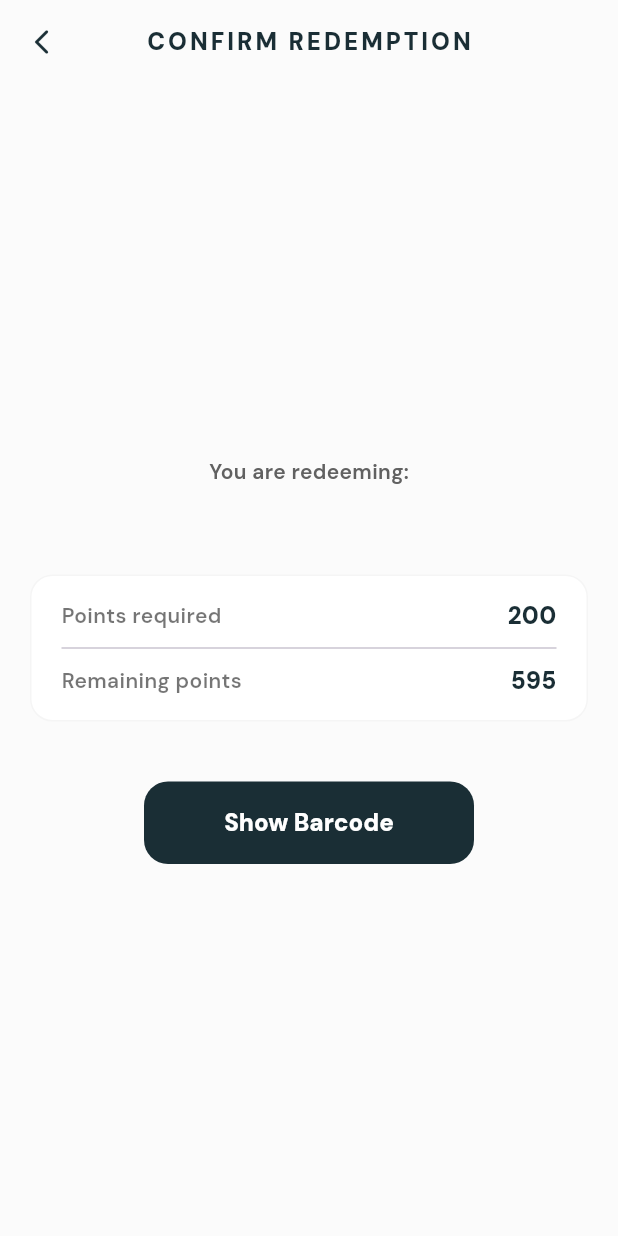
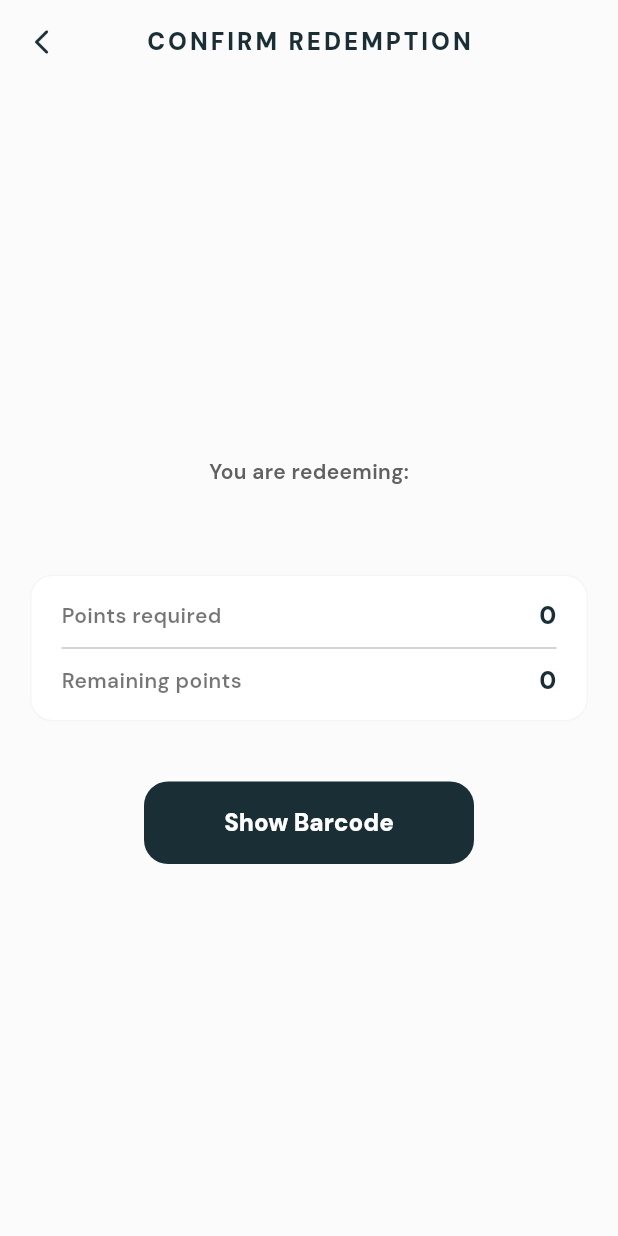
Before and after one commit to ShadanBahuraysh/PetroVision, a Flutter app: the ConfirmRedemptionScreen screen opened directly with empty values, on a phone screen of 412 x 824 dp. Run offline on Flutter 3.47's test engine with Material 3 defaults, Android fonts, the phone set to English and light mode, and no system bars; our stand-ins replace google_fonts, webview_flutter; missing offline and left inert: dart:html, dart:ui_web; network calls fail.

Commit message:
Update confirm_redemption_screen.dart

```diff
--- a/frontend-flutter/petrovision_flutter/lib/customer/screens/confirm_redemption_screen.dart
+++ b/frontend-flutter/petrovision_flutter/lib/customer/screens/confirm_redemption_screen.dart
@@ -1,9 +1,50 @@
 import 'package:flutter/material.dart';
-import 'redeem_points_screen.dart';
+import '../../services/loyalty_api_service.dart';
 
-class ConfirmRedemptionScreen extends StatelessWidget {
+class ConfirmRedemptionScreen extends StatefulWidget {
   final String rewardType;
-  const ConfirmRedemptionScreen({super.key, required this.rewardType});
+  final int pointsCost;
+  final int currentPoints;
+  final String userId;
+
+  const ConfirmRedemptionScreen({
+    super.key,
+    required this.rewardType,
+    required this.pointsCost,
+    required this.currentPoints,
+    required this.userId,
+  });
+
+  @override
+  State<ConfirmRedemptionScreen> createState() => _ConfirmRedemptionScreenState();
+}
+
+class _ConfirmRedemptionScreenState extends State<ConfirmRedemptionScreen> {
+  bool _isLoading = false;
+
+  Future<void> _confirmRedeem(BuildContext context) async {
+    setState(() => _isLoading = true);
+
+    final result = await LoyaltyApiService.redeemPoints(
+      userId: widget.userId,
+      points: widget.pointsCost,
+    );
+
+    setState(() => _isLoading = false);
+
+    if (!mounted) return;
+
+    if (result != null) {
+      _showBarcode(context);
+    } else {
+      ScaffoldMessenger.of(context).showSnackBar(
+        const SnackBar(
+          content: Text("❌ Something went wrong, try again"),
+          backgroundColor: Colors.red,
+        ),
+      );
+    }
+  }
 
   void _showBarcode(BuildContext context) {
     showDialog(
@@ -24,11 +65,15 @@ class ConfirmRedemptionScreen extends StatelessWidget {
                     color: const Color(0xFF4195AF).withOpacity(0.1),
                     shape: BoxShape.circle,
                   ),
-                  child: const Icon(Icons.local_offer_rounded, color: Color(0xFF4195AF), size: 30),
+                  child: const Icon(Icons.local_offer_rounded,
+                      color: Color(0xFF4195AF), size: 30),
                 ),
                 const SizedBox(height: 20),
                 const Text("Redeem Offer",
-                    style: TextStyle(fontSize: 20, fontWeight: FontWeight.w900, color: Color(0xFF1A2E35))),
+                    style: TextStyle(
+                        fontSize: 20,
+                        fontWeight: FontWeight.w900,
+                        color: Color(0xFF1A2E35))),
                 const SizedBox(height: 8),
                 Text(
                   "Scan this code at the station",
@@ -43,11 +88,17 @@ class ConfirmRedemptionScreen extends StatelessWidget {
                     borderRadius: BorderRadius.circular(20),
                     border: Border.all(color: Colors.grey.shade200),
                   ),
-                  child: Column(
-                    children: const [
-                      Icon(Icons.qr_code_2_rounded, size: 180, color: Color(0xFF1A2E35)),
+                  child: const Column(
+                    children: [
+                      Icon(Icons.qr_code_2_rounded,
+                          size: 180, color: Color(0xFF1A2E35)),
                       SizedBox(height: 10),
-                      Text("PV-9928-110", style: TextStyle(letterSpacing: 4, fontWeight: FontWeight.bold, color: Colors.grey, fontSize: 12)),
+                      Text("PV-9928-110",
+                          style: TextStyle(
+                              letterSpacing: 4,
+                              fontWeight: FontWeight.bold,
+                              color: Colors.grey,
+                              fontSize: 12)),
                     ],
                   ),
                 ),
@@ -63,10 +114,14 @@ class ConfirmRedemptionScreen extends StatelessWidget {
                     },
                     style: ElevatedButton.styleFrom(
                       backgroundColor: const Color(0xFF1A2E35),
-                      shape: RoundedRectangleBorder(borderRadius: BorderRadius.circular(12)),
+                      shape: RoundedRectangleBorder(
+                          borderRadius: BorderRadius.circular(12)),
                       elevation: 0,
                     ),
-                    child: const Text("Close", style: TextStyle(color: Colors.white, fontWeight: FontWeight.bold)),
+                    child: const Text("Close",
+                        style: TextStyle(
+                            color: Colors.white,
+                            fontWeight: FontWeight.bold)),
                   ),
                 ),
               ],
@@ -79,6 +134,9 @@ class ConfirmRedemptionScreen extends StatelessWidget {
 
   @override
   Widget build(BuildContext context) {
+    // ✅ النقاط المتبقية الحقيقية
+    final remainingPoints = widget.currentPoints - widget.pointsCost;
+
     return Scaffold(
       backgroundColor: const Color(0xFFFBFBFB),
       appBar: AppBar(
@@ -95,22 +153,31 @@ class ConfirmRedemptionScreen extends StatelessWidget {
         backgroundColor: const Color(0xFFFBFBFB),
         elevation: 0,
         leading: IconButton(
-    icon: const Icon(Icons.arrow_back_ios_rounded, color: Color(0xFF1A2E35), size: 20),
+          icon: const Icon(Icons.arrow_back_ios_rounded,
+              color: Color(0xFF1A2E35), size: 20),
           onPressed: () => Navigator.pop(context),
         ),
       ),
-      body: Center( // أضفنا Center ليكون الزر في المنتصف
+      body: Center(
         child: Padding(
           padding: const EdgeInsets.all(20.0),
           child: Column(
-            mainAxisAlignment: MainAxisAlignment.center, // توسيط المحتوى عمودياً
+            mainAxisAlignment: MainAxisAlignment.center,
             children: [
-              Text("You are redeeming:", style: TextStyle(color: Colors.grey.shade700, fontWeight: FontWeight.w600)),
+              Text("You are redeeming:",
+                  style: TextStyle(
+                      color: Colors.grey.shade700,
+                      fontWeight: FontWeight.w600)),
               const SizedBox(height: 8),
-              Text(rewardType, style: const TextStyle(fontSize: 22, fontWeight: FontWeight.w900, color: Color(0xFF1A2E35))),
+              Text(widget.rewardType,
+                  style: const TextStyle(
+                      fontSize: 22,
+                      fontWeight: FontWeight.w900,
+                      color: Color(0xFF1A2E35))),
               const SizedBox(height: 20),
               Container(
-                padding: const EdgeInsets.symmetric(horizontal: 20, vertical: 15),
+                padding: const EdgeInsets.symmetric(
+                    horizontal: 20, vertical: 15),
                 decoration: BoxDecoration(
                   color: Colors.white,
                   borderRadius: BorderRadius.circular(15),
@@ -118,26 +185,36 @@ class ConfirmRedemptionScreen extends StatelessWidget {
                 ),
                 child: Column(
                   children: [
-                    _buildPointRow("Points required", "200"),
+                    // ✅ النقاط الحقيقية
+                    _buildPointRow(
+                        "Points required", "${widget.pointsCost}"),
                     const Divider(height: 20),
-                    _buildPointRow("Remaining points", "595"),
+                    _buildPointRow(
+                        "Remaining points", "$remainingPoints"),
                   ],
                 ),
               ),
               const SizedBox(height: 40),
-              // تعديل عرض الزر هنا ليكون مثل حجم أزرار الـ Login
               SizedBox(
-                width: 220, // العرض المحدد ليناسب حجم زر Login العادي
+                width: 220,
                 height: 55,
                 child: ElevatedButton(
-                  onPressed: () => _showBarcode(context),
+                  // ✅ يتصل بالـ API أولاً
+                  onPressed:
+                      _isLoading ? null : () => _confirmRedeem(context),
                   style: ElevatedButton.styleFrom(
                     backgroundColor: const Color(0xFF1A2E35),
-                    shape: RoundedRectangleBorder(borderRadius: BorderRadius.circular(16)),
+                    shape: RoundedRectangleBorder(
+                        borderRadius: BorderRadius.circular(16)),
                     elevation: 0,
                   ),
-                  child: const Text("Show Barcode",
-                    style: TextStyle(color: Colors.white, fontWeight: FontWeight.w900, fontSize: 16)),
+                  child: _isLoading
+                      ? const CircularProgressIndicator(color: Colors.white)
+                      : const Text("Show Barcode",
+                          style: TextStyle(
+                              color: Colors.white,
+                              fontWeight: FontWeight.w900,
+                              fontSize: 16)),
                 ),
               ),
             ],
@@ -151,8 +228,14 @@ class ConfirmRedemptionScreen extends StatelessWidget {
     return Row(
       mainAxisAlignment: MainAxisAlignment.spaceBetween,
       children: [
-        Text(label, style: const TextStyle(color: Colors.black54, fontWeight: FontWeight.w600)),
-        Text(value, style: const TextStyle(color: Color(0xFF1A2E35), fontWeight: FontWeight.w900, fontSize: 16)),
+        Text(label,
+            style: const TextStyle(
+                color: Colors.black54, fontWeight: FontWeight.w600)),
+        Text(value,
+            style: const TextStyle(
+                color: Color(0xFF1A2E35),
+                fontWeight: FontWeight.w900,
+                fontSize: 16)),
       ],
     );
   }
```
Lines whose indentation alone changed are shown as unchanged.
